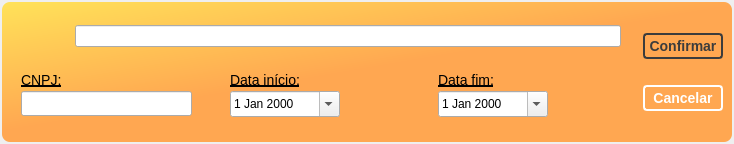
The window that Telas/UI/wdgCabecalhoContribuicao.ui (newprev/PrevCliente) describes before a commit, drawn with Qt 5.
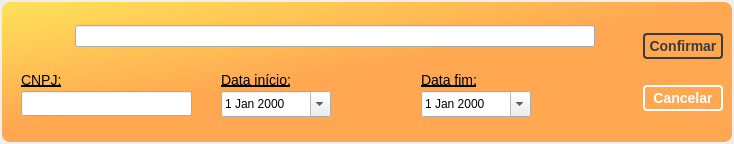
The same window after the commit. Icons and pictures are not drawn.

```diff
--- a/Telas/UI/wdgCabecalhoContribuicao.ui
+++ b/Telas/UI/wdgCabecalhoContribuicao.ui
@@ -131,6 +131,12 @@
      <layout class="QHBoxLayout" name="horizontalLayout_2">
       <item>
        <widget class="QFrame" name="frame_2">
+        <property name="minimumSize">
+         <size>
+          <width>600</width>
+          <height>0</height>
+         </size>
+        </property>
         <property name="frameShape">
          <enum>QFrame::NoFrame</enum>
         </property>
@@ -385,6 +391,19 @@
         </layout>
        </widget>
       </item>
+      <item>
+       <spacer name="horizontalSpacer">
+        <property name="orientation">
+         <enum>Qt::Horizontal</enum>
+        </property>
+        <property name="sizeHint" stdset="0">
+         <size>
+          <width>40</width>
+          <height>20</height>
+         </size>
+        </property>
+       </spacer>
+      </item>
       <item>
        <widget class="QFrame" name="frame">
         <property name="minimumSize">
```
